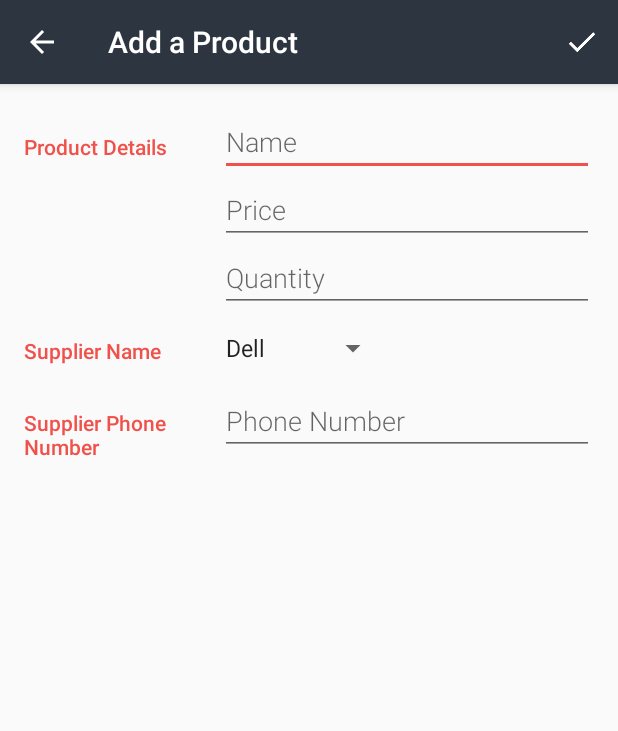
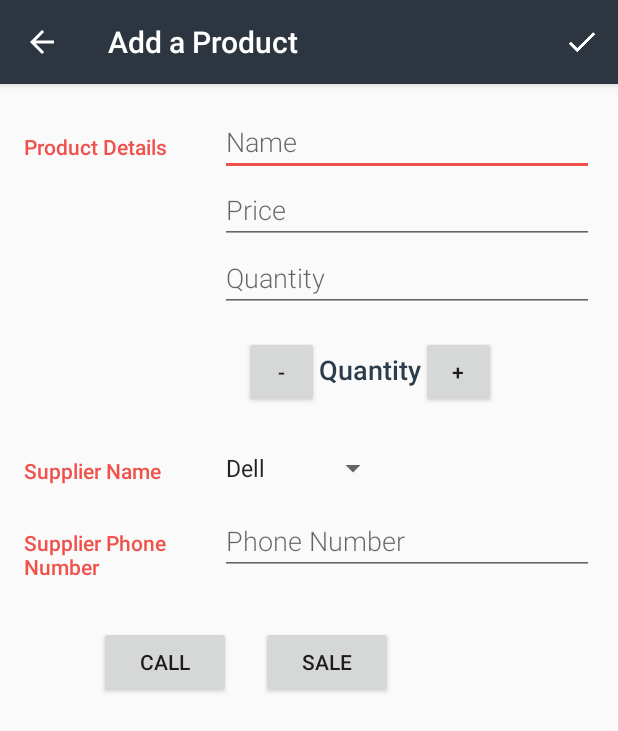
Before and after one commit to adityalochan/InventoryApp2, an Android app: the EditorActivity screen opened directly, with no data from a screen before it, on a phone screen of 412 x 824 dp. Shown: the top 731 px of the screen. Run offline under Robolectric (Android 15) with nearby library versions, the phone set to English and light mode, and no system bars.

Commit message:
Modified the sale, increase and decrease button to different layout, thus removing null pointer exception

```diff
--- a/app/src/main/res/layout/activity_editor.xml
+++ b/app/src/main/res/layout/activity_editor.xml
@@ -60,6 +60,38 @@
                 android:inputType="textCapWords"
                 style="@style/EditorFieldStyle" />
 
+            <LinearLayout
+                android:layout_width="wrap_content"
+                android:layout_height="wrap_content"
+                android:orientation="horizontal"
+                android:padding="@dimen/activity_margin">
+
+                <Button xmlns:android="http://schemas.android.com/apk/res/android"
+                    android:id="@+id/button_decreaseQuantity"
+                    android:layout_width="50dp"
+                    android:layout_height="wrap_content"
+                    android:text="-"
+                    />
+
+                <TextView
+                    android:id="@+id/quantity1"
+                    android:layout_width="wrap_content"
+                    android:layout_height="wrap_content"
+                    android:text="Quantity"
+                    android:fontFamily="sans-serif-medium"
+                    android:textAppearance="?android:textAppearanceMedium"
+                    android:textColor="#2B3D4D" />
+
+                <Button xmlns:android="http://schemas.android.com/apk/res/android"
+                    android:id="@+id/button_increaseQuantity"
+                    android:layout_width="50dp"
+                    android:layout_height="wrap_content"
+                    android:text="+"
+                    />
+
+            </LinearLayout>
+
+
 
         </LinearLayout>
     </LinearLayout>
@@ -119,7 +151,32 @@
                 android:inputType="number"
                 style="@style/EditorFieldStyle" />
 
+        </RelativeLayout>
 
-        </RelativeLayout>
+
+    </LinearLayout>
+
+    <LinearLayout
+        android:layout_width="match_parent"
+        android:layout_marginTop="30dp"
+        android:layout_height="wrap_content"
+        android:orientation="horizontal">
+
+    <Button xmlns:android="http://schemas.android.com/apk/res/android"
+        android:id="@+id/call"
+
+        android:layout_width="wrap_content"
+        android:layout_height="wrap_content"
+        android:text="Call"
+        android:layout_marginLeft="50dp"
+        />
+
+    <Button
+        android:id="@+id/sale"
+        android:layout_width="wrap_content"
+        android:layout_height="wrap_content"
+        android:text="Sale"
+        android:layout_marginLeft="20dp"
+        />
     </LinearLayout>
 </LinearLayout>
```
Also changed, not shown: app/src/main/res/layout/list_item.xml (+0 -50 lines).
